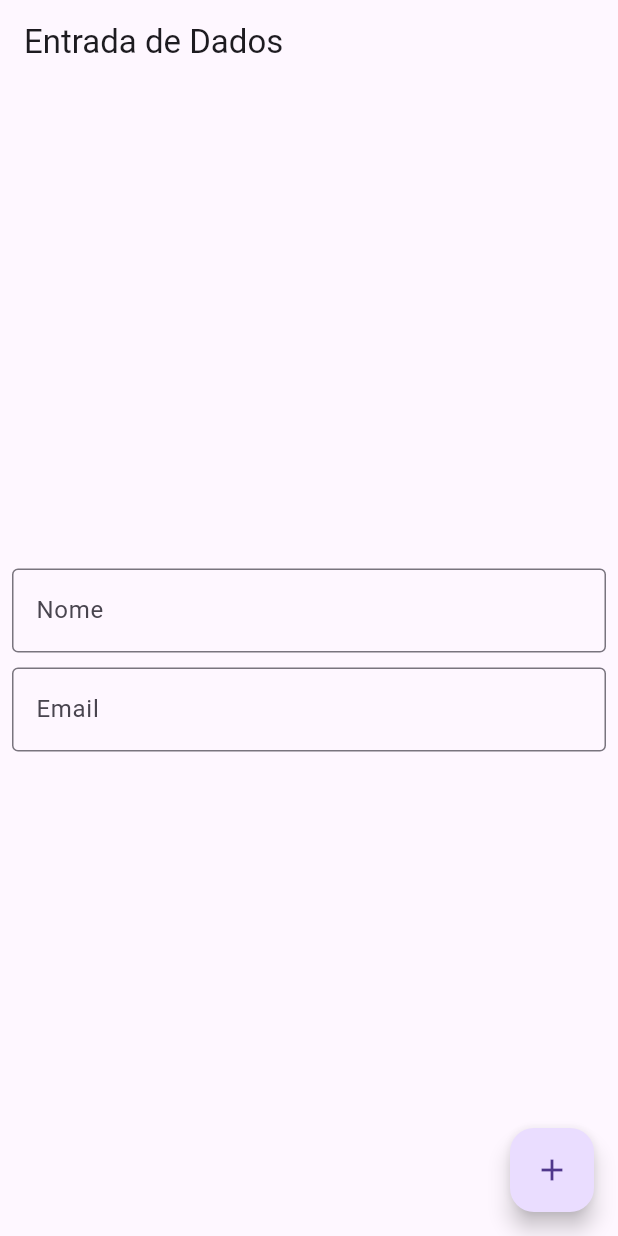
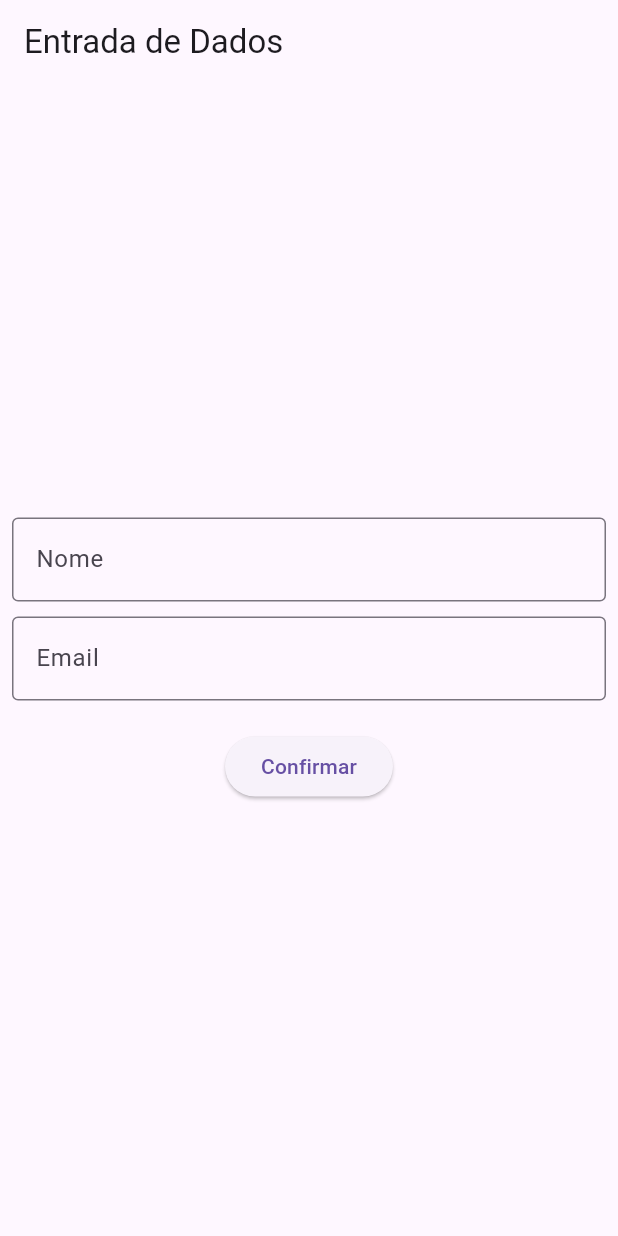
Before and after one commit to otavioms/shop_ar, a Flutter app: the screen it shows after launch, on a phone screen of 412 x 824 dp. Run offline on Flutter 3.47's test engine with Material 3 defaults, Android fonts, the phone set to English and light mode, and no system bars.

Commit message:
Ajustando login controller e view

```diff
--- a/lib/login.view.dart
+++ b/lib/login.view.dart
@@ -1,16 +1,5 @@
 import 'package:flutter/material.dart';
-
-
-class Login extends StatelessWidget {
-  const Login({Key? key}) : super(key: key);
-
-  @override
-  Widget build(BuildContext context) {
-    return MaterialApp(
-      home: const LoginPage(),
-    );
-  }
-}
+import 'login.controller.dart';
 
 class LoginPage extends StatefulWidget {
   const LoginPage({Key? key}) : super(key: key);
@@ -20,8 +9,7 @@ class LoginPage extends StatefulWidget {
 }
 
 class _LoginPageState extends State<LoginPage> {
-  TextEditingController _controladorNome = TextEditingController();
-  TextEditingController _controladorEmail = TextEditingController();
+  final LoginController _controller = LoginController();
 
   TextField criarCaixaEdicao({
     required TextEditingController controlador,
@@ -40,8 +28,7 @@ class _LoginPageState extends State<LoginPage> {
 
   @override
   void dispose() {
-    _controladorNome.dispose();
-    _controladorEmail.dispose();
+    _controller.dispose();
     super.dispose();
   }
 
@@ -55,27 +42,26 @@ class _LoginPageState extends State<LoginPage> {
           mainAxisAlignment: MainAxisAlignment.center,
           children: <Widget>[
             criarCaixaEdicao(
-              controlador: _controladorNome,
+              controlador: _controller.nomeController,
               rotulo: 'Nome',
               dica: 'Digite seu nome',
             ),
-            SizedBox(height: 10),
+            const SizedBox(height: 10),
             criarCaixaEdicao(
-              controlador: _controladorEmail,
+              controlador: _controller.emailController,
               rotulo: 'Email',
               dica: 'Digite seu email',
+            ),
+            const SizedBox(height: 20),
+            ElevatedButton(
+              onPressed: () {
+                _controller.confirmarLogin();
+              },
+              child: const Text('Confirmar'),
             ),
           ],
         ),
       ),
-
-      floatingActionButton: FloatingActionButton(
-        onPressed: () {
-          setState(() {});
-        },
-        tooltip: 'Confirmar',
-        child: const Icon(Icons.add),
-      ),
     );
   }
 }
--- a/lib/main.dart
+++ b/lib/main.dart
@@ -10,8 +10,6 @@ class MainApp extends StatelessWidget {
 
   @override
   Widget build(BuildContext context) {
-    return const MaterialApp(
-      home: Login(),
-    );
+    return const MaterialApp(home: LoginPage());
   }
 }
```
Also changed, not shown: lib/login.controller.dart (added, +24 -0 lines).
